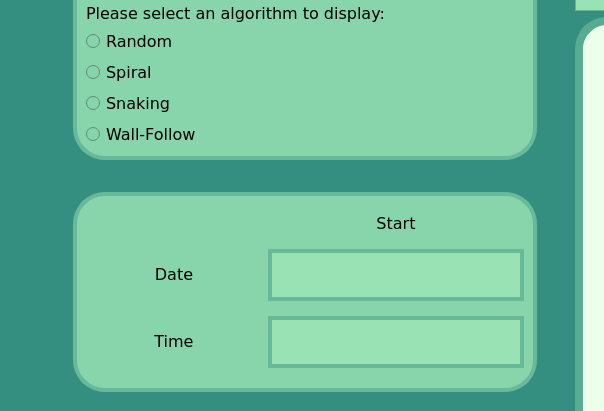
mdelaune/RoboSim, file reportwindow.ui: the form before one commit; both pictures show x 0 to 604 and y 185 to 596 of the 1143 by 1060 pixel window.
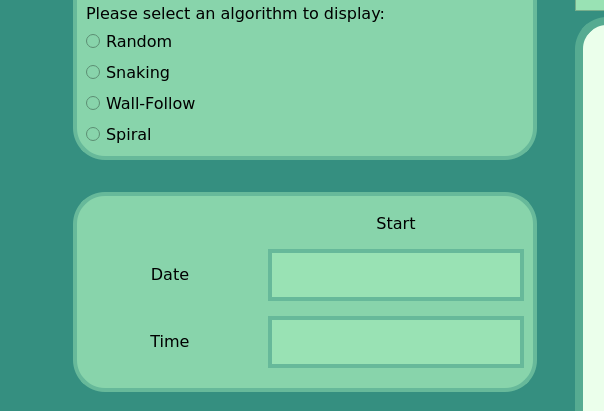
The form after the commit.

```diff
--- a/reportwindow.ui
+++ b/reportwindow.ui
@@ -188,22 +188,6 @@
                </property>
               </widget>
              </item>
-             <item>
-              <widget class="QRadioButton" name="spiralAlg">
-               <property name="font">
-                <font>
-                 <family>Verdana</family>
-                 <pointsize>12</pointsize>
-                </font>
-               </property>
-               <property name="styleSheet">
-                <string notr="true">background: rgba(136, 212, 171, 1);	</string>
-               </property>
-               <property name="text">
-                <string>Spiral</string>
-               </property>
-              </widget>
-             </item>
              <item>
               <widget class="QRadioButton" name="snakingAlg">
                <property name="font">
@@ -236,6 +220,22 @@
                </property>
               </widget>
              </item>
+             <item>
+              <widget class="QRadioButton" name="spiralAlg">
+               <property name="font">
+                <font>
+                 <family>Verdana</family>
+                 <pointsize>12</pointsize>
+                </font>
+               </property>
+               <property name="styleSheet">
+                <string notr="true">background: rgba(136, 212, 171, 1);	</string>
+               </property>
+               <property name="text">
+                <string>Spiral</string>
+               </property>
+              </widget>
+             </item>
             </layout>
            </item>
           </layout>
@@ -285,6 +285,12 @@
                <verstretch>0</verstretch>
               </sizepolicy>
              </property>
+             <property name="maximumSize">
+              <size>
+               <width>168</width>
+               <height>16777215</height>
+              </size>
+             </property>
              <property name="font">
               <font>
                <family>Verdana</family>
@@ -410,6 +416,12 @@
                <verstretch>0</verstretch>
               </sizepolicy>
              </property>
+             <property name="maximumSize">
+              <size>
+               <width>168</width>
+               <height>16777215</height>
+              </size>
+             </property>
              <property name="font">
               <font>
                <family>Verdana</family>
```
